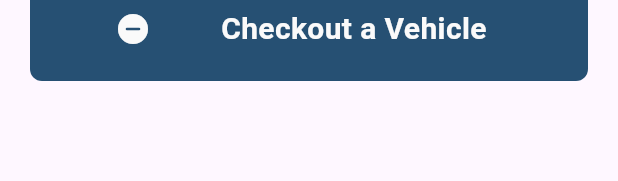
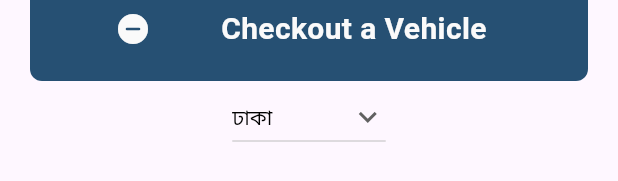
Before and after one commit to fahimmahmud618/parking_koi, a Flutter app: the HomePage widget shown alone on an empty page, opened directly, on a phone screen of 412 x 824 dp. Shown: the part 483-664 px from the top of the screen. Run offline on Flutter 3.47's test engine with Material 3 defaults, Android fonts, the phone set to English and light mode, and no system bars; missing offline and left inert: cache_manager, dart:js.

Commit message:
dropdown menu making

```diff
--- a/lib/view/pages/home_page.dart
+++ b/lib/view/pages/home_page.dart
@@ -2,6 +2,7 @@ import 'package:flutter/material.dart';
 import 'package:parking_koi/view/imageStrings.dart';
 import 'package:parking_koi/view/styles.dart';
 import 'package:parking_koi/view/widgets/appbar.dart';
+import 'package:parking_koi/view/widgets/dropdown.dart';
 import 'package:parking_koi/view/widgets/my_app_safe_page.dart';
 import 'package:parking_koi/view/widgets/vehicle_type_info_show.dart';
 
@@ -18,6 +19,77 @@ class _HomePageState extends State<HomePage> {
   int bikeCount = 4;
   int truckCount = 2;
 
+  List<String> ditem = [
+    'ঢাকা',
+    'ফরিদপুর',
+    'গাজীপুর',
+    'গোপালগঞ্জ',
+    'জামালপুর',
+    'কিশোরগঞ্জ',
+    'মাদারীপুর',
+    'মানিকগঞ্জ',
+    'মুন্সীগঞ্জ',
+    'ময়মনসিংহ',
+    'নারায়ণগঞ্জ',
+    'নরসিংদী',
+    'নেত্রকোনা',
+    'রাজবাড়ী',
+    'শরীয়তপুর',
+    'শেরপুর',
+    'টাঙ্গাইল',
+    'বগুড়া',
+    'জয়পুরহাট',
+    'নওগাঁ',
+    'নাটোর',
+    'নবাবগঞ্জ',
+    'পাবনা',
+    'রাজশাহী',
+    'সিরাজগঞ্জ',
+    'দিনাজপুর',
+    'গাইবান্ধা',
+    'কুড়িগ্রাম',
+    'লালমনিরহাট',
+    'নীলফামারী',
+    'পঞ্চগড়',
+    'রংপুর',
+    'ঠাকুরগাঁও',
+    'বরগুনা',
+    'বরিশাল',
+    'ভোলা',
+    'ঝালকাঠি',
+    'পটুয়াখালী',
+    'পিরোজপুর',
+    'বান্দরবান',
+    'ব্রাহ্মণবাড়িয়া',
+    'চাঁদপুর',
+    'চট্টগ্রাম',
+    'কুমিল্লা',
+    'কক্সবাজার',
+    'ফেনী',
+    'খাগড়াছড়ি',
+    'লক্ষ্মীপুর',
+    'নোয়াখালী',
+    'রাঙ্গামাটি',
+    'হবিগঞ্জ',
+    'মৌলভীবাজার',
+    'সুনামগঞ্জ',
+    'সিলেট',
+    'বাগেরহাট',
+    'চুয়াডাঙ্গা',
+    'যশোর',
+    'ঝিনাইদহ',
+    'খুলনা',
+    'কুষ্টিয়া',
+    'মাগুরা',
+    'মেহেরপুর',
+    'নড়াইল',
+    'সাতক্ষীরা',
+  ];
+  String? city;
+  void set_city(String x){
+    city=x;
+    print(city);
+  }
   void go_to_add_vehicle_page(){
 
   }
@@ -124,7 +196,8 @@ class _HomePageState extends State<HomePage> {
                   ],
                 ),
               ),
-            )
+            ),
+            MyDropDown(itemList: ditem, selectedOption: ditem[0], textColor: Colors.black, onChanged: set_city),
           ],
         ));
   }
--- /dev/null
+++ b/lib/view/widgets/dropdown.dart
@@ -0,0 +1,56 @@
+import 'package:flutter/material.dart';
+
+class MyDropDown extends StatefulWidget {
+  final List<String> itemList;
+  final String selectedOption;
+  final Color textColor;
+  final void Function(String) onChanged;
+
+  const MyDropDown({
+    required this.itemList,
+    required this.selectedOption,
+    required this.textColor,
+    required this.onChanged,
+    Key? key,
+  }) : super(key: key);
+
+  @override
+  State<MyDropDown> createState() => _MyDropDownState();
+}
+
+class _MyDropDownState extends State<MyDropDown> {
+  String? selectedValue;
+
+  @override
+  void initState() {
+    super.initState();
+    selectedValue = widget.selectedOption;
+  }
+  @override
+  Widget build(BuildContext context) {
+    return Container(
+      child: DropdownButton<String>(
+        value: selectedValue,
+        icon: const Icon(Icons.keyboard_arrow_down),
+        style: TextStyle(color: widget.textColor),
+        // Array list of items
+        items: widget.itemList.map((String item) {
+          return DropdownMenuItem<String>(
+            value: item,
+            child: Text(item, style: TextStyle(color: widget.textColor)),
+          );
+        }).toList(),
+        // After selecting the desired option, it will
+        // change button value to the selected value
+        onChanged: (String? newValue) {
+          if (newValue != null) {
+            setState(() {
+              selectedValue = newValue; // Update selected value
+              widget.onChanged(newValue); // Call onChanged callback
+            });
+          }
+        },
+      ),
+    );
+  }
+}
```
